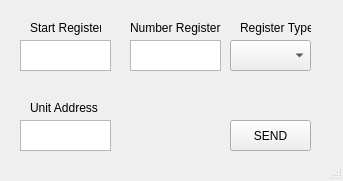
Above: QT_Project/popupmodbus.ui from wmarchewka/Fixture before the change. Below: the same form after it.
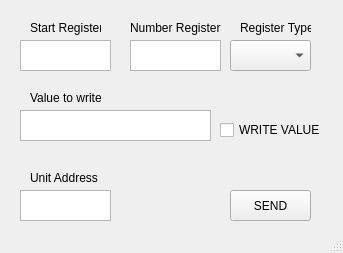
That is the form after the change.

```diff
--- a/QT_Project/popupmodbus.ui
+++ b/QT_Project/popupmodbus.ui
@@ -7,7 +7,7 @@
     <x>0</x>
     <y>0</y>
     <width>343</width>
-    <height>181</height>
+    <height>253</height>
    </rect>
   </property>
   <property name="windowTitle">
@@ -87,7 +87,7 @@
     <property name="geometry">
      <rect>
       <x>20</x>
-      <y>120</y>
+      <y>190</y>
       <width>91</width>
       <height>31</height>
      </rect>
@@ -97,7 +97,7 @@
     <property name="geometry">
      <rect>
       <x>30</x>
-      <y>100</y>
+      <y>170</y>
       <width>71</width>
       <height>16</height>
      </rect>
@@ -110,7 +110,7 @@
     <property name="geometry">
      <rect>
       <x>230</x>
-      <y>120</y>
+      <y>190</y>
       <width>81</width>
       <height>31</height>
      </rect>
@@ -119,6 +119,42 @@
      <string>SEND</string>
     </property>
    </widget>
+   <widget class="QCheckBox" name="chkWrite">
+    <property name="geometry">
+     <rect>
+      <x>220</x>
+      <y>120</y>
+      <width>101</width>
+      <height>20</height>
+     </rect>
+    </property>
+    <property name="text">
+     <string>WRITE VALUES</string>
+    </property>
+   </widget>
+   <widget class="QTextEdit" name="txtMBValueToWrite">
+    <property name="geometry">
+     <rect>
+      <x>20</x>
+      <y>110</y>
+      <width>191</width>
+      <height>31</height>
+     </rect>
+    </property>
+   </widget>
+   <widget class="QLabel" name="label_5">
+    <property name="geometry">
+     <rect>
+      <x>30</x>
+      <y>90</y>
+      <width>71</width>
+      <height>16</height>
+     </rect>
+    </property>
+    <property name="text">
+     <string>Value to write</string>
+    </property>
+   </widget>
   </widget>
   <widget class="QStatusBar" name="statusbar"/>
  </widget>
```
